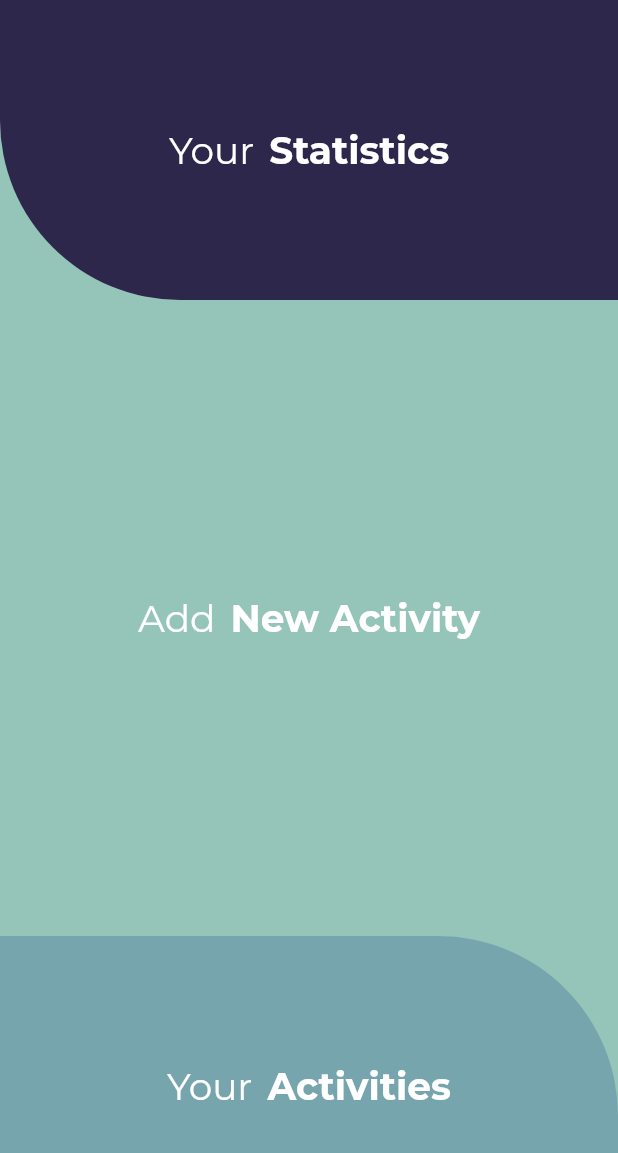
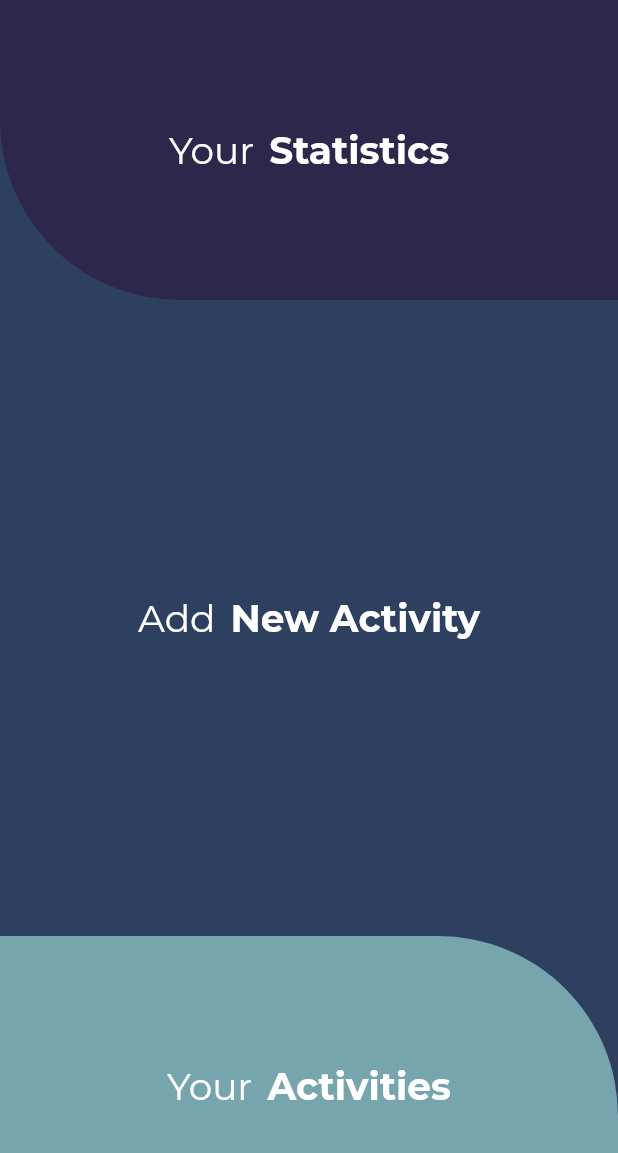
Before and after one commit to luuuuk/datavisualizationapp, a Flutter app: the screen it shows after launch, on a phone screen of 412 x 824 dp. Shown: the top 1153 px of the screen. Run offline on Flutter 3.47's test engine with Material 2 defaults, Android fonts, the phone set to English and light mode, and no system bars; our stand-ins replace charts_flutter, dotted_border, flutter_slidable, flutter_speed_dial, google_fonts, page_transition and 2 more; accounts and stored records are empty.

Commit message:
Color update WelcomeScreen

```diff
--- a/lib/screens/welcome_screen.dart
+++ b/lib/screens/welcome_screen.dart
@@ -65,7 +65,7 @@ class _WelcomeScreenState extends State<WelcomeScreen>
   @override
   Widget build(BuildContext context) {
     return Scaffold(
-      backgroundColor: ThemeColors.blueGreenis,
+      backgroundColor: ThemeColors.darkGrey,
       body: Column(
         mainAxisAlignment: MainAxisAlignment.spaceBetween,
         children: <Widget>[
--- a/lib/theme.dart
+++ b/lib/theme.dart
@@ -11,6 +11,7 @@ class ThemeColors {
   static const blueGreenisShade2 = const Color(0xFF76A5AE);
   static const yellowGreenish = const Color(0xFFF6F2CB);
   static const orange = const Color(0xFFF06A25);
+  static const darkGrey = const Color(0xFF2E405F);
 }
 
 
```
